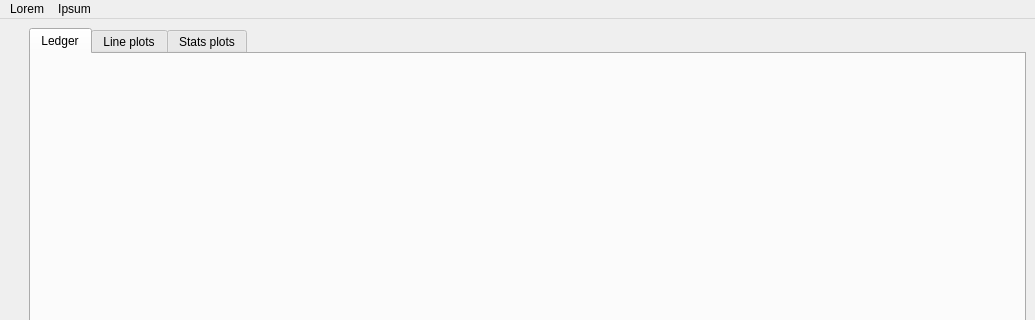
Before: the Qt Designer form piggy_bank/ui/main_window.ui in pbertoni89/piggy-bank, drawn with Qt 5; both pictures show x 0 to 1035 and y 0 to 320 of the 1035 by 685 pixel window.
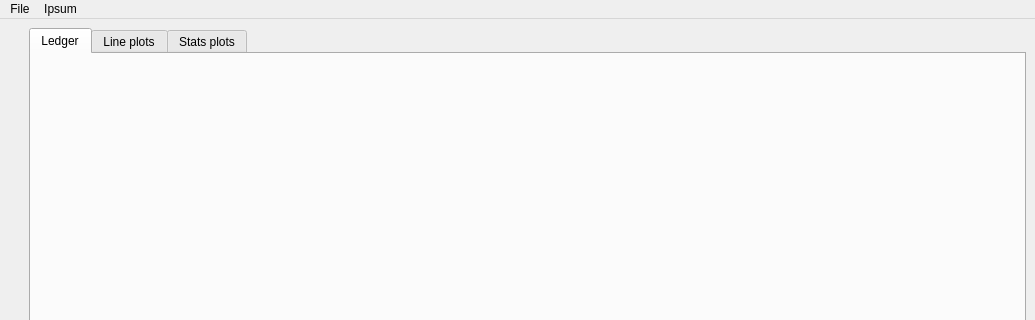
After: the same form once the commit is applied.

Patch:
```diff
--- a/piggy_bank/ui/main_window.ui
+++ b/piggy_bank/ui/main_window.ui
@@ -83,9 +83,9 @@
      <height>23</height>
     </rect>
    </property>
-   <widget class="QMenu" name="menuLorem">
+   <widget class="QMenu" name="qm_file">
     <property name="title">
-     <string>Lorem</string>
+     <string>File</string>
     </property>
    </widget>
    <widget class="QMenu" name="menuIpsum">
@@ -93,7 +93,7 @@
      <string>Ipsum</string>
     </property>
    </widget>
-   <addaction name="menuLorem"/>
+   <addaction name="qm_file"/>
    <addaction name="menuIpsum"/>
   </widget>
   <widget class="QStatusBar" name="statusbar"/>
```
Left out of the diff: 14 changed lines with no effect on the pictures.
